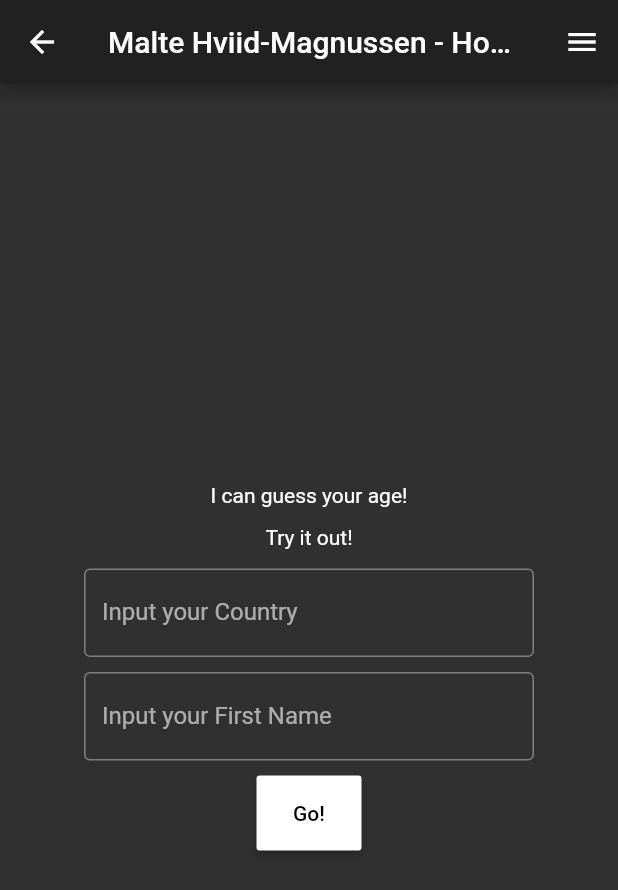
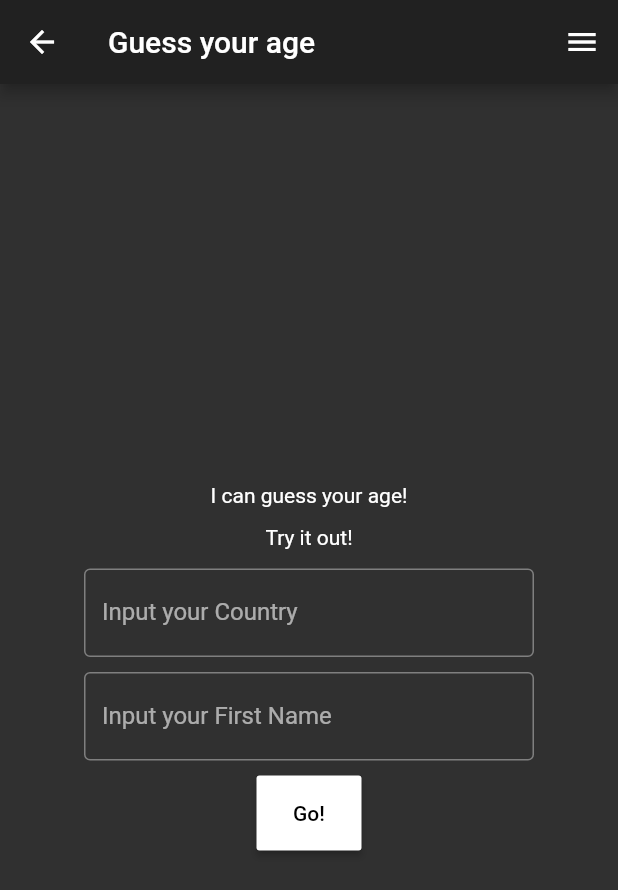
Before and after one commit to MalteMagnussen/flutterhobby, a Flutter app: the screen it shows after launch, after a tap on the "menu" icon, after a tap on "Guess your age", on a phone screen of 412 x 824 dp. Shown: the top 890 px of the screen. Run offline on Flutter 3.47's test engine with Material 2 defaults, Android fonts, the phone set to English and light mode, and no system bars; our stand-ins replace image_picker, video_player; network calls fail.

Commit message:
Last fixes before bed

```diff
--- a/lib/GuessMyAgeFeature/guess_my_age.dart
+++ b/lib/GuessMyAgeFeature/guess_my_age.dart
@@ -88,10 +88,7 @@ class _GuessMyAgeView
     return Scaffold(
       endDrawer: HobbyNavigation(),
       appBar: AppBar(
-        title: InkWell(
-          onTap: () => Navigator.pushNamed(context, '/'),
-          child: const Text("Malte Hviid-Magnussen - Hobby Projects"),
-        ),
+        title: const Text("Guess your age"),
       ),
       body: Column(
         mainAxisAlignment: MainAxisAlignment.center,
--- a/lib/ImageSorting/image_sorter.dart
+++ b/lib/ImageSorting/image_sorter.dart
@@ -80,10 +80,7 @@ class _SortImageWidgetView
     return Scaffold(
       endDrawer: HobbyNavigation(),
       appBar: AppBar(
-        title: InkWell(
-          onTap: () => Navigator.pushNamed(context, '/'),
-          child: const Text("Sort your photos"),
-        ),
+        title: const Text("Sort your photos"),
       ),
       floatingActionButton: Row(
         mainAxisAlignment: MainAxisAlignment.end,
--- a/lib/MainScreen/malte_socials.dart
+++ b/lib/MainScreen/malte_socials.dart
@@ -33,10 +33,7 @@ class _MalteSocialsView
     return Scaffold(
       endDrawer: HobbyNavigation(),
       appBar: AppBar(
-        title: InkWell(
-          onTap: () => Navigator.pushNamed(context, '/'),
-          child: const Text("Swipe in Menu from the right"),
-        ),
+        title: const Text("Swipe in Menu from the right"),
       ),
       body: SingleChildScrollView(
         controller: state._controller,
```
